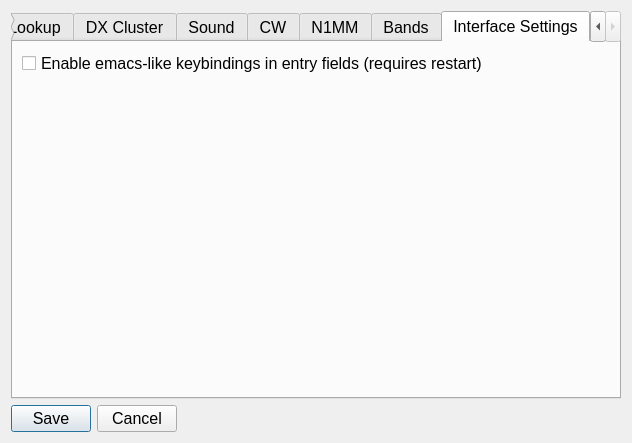
The window that not1mm/data/configuration.ui (kyleboyle/not1mm) describes before a commit, drawn with Qt 5.
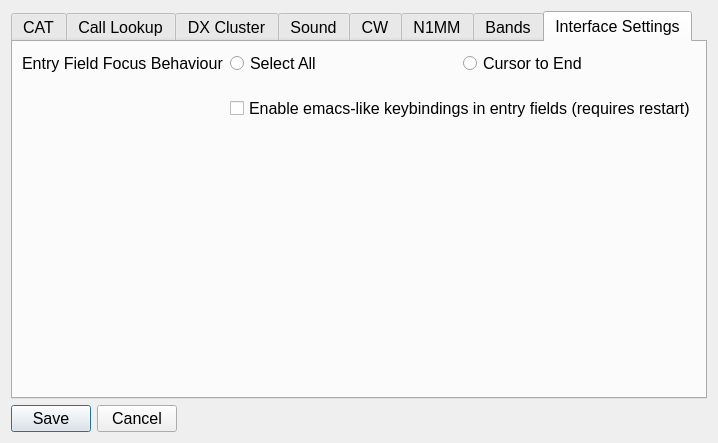
The same window after the commit. The open tabs and pages were chosen to show the change.

Commit message: logo update, configurable focus behaviour

Diff of the .ui file:
```diff
--- a/not1mm/data/configuration.ui
+++ b/not1mm/data/configuration.ui
@@ -1395,11 +1395,48 @@
        <string>Interface Settings</string>
       </attribute>
       <layout class="QFormLayout" name="interface_form_layout">
-       <item row="0" column="0">
+       <property name="verticalSpacing">
+        <number>20</number>
+       </property>
+       <item row="1" column="1">
+        <layout class="QHBoxLayout" name="horizontalLayout">
+         <item>
+          <widget class="QRadioButton" name="interface_entry_focus_select">
+           <property name="text">
+            <string>Select All</string>
+           </property>
+           <attribute name="buttonGroup">
+            <string notr="true">buttonGroupInterfaceEntrySelect</string>
+           </attribute>
+          </widget>
+         </item>
+         <item>
+          <widget class="QRadioButton" name="interface_entry_focus_end">
+           <property name="text">
+            <string>Cursor to End</string>
+           </property>
+           <attribute name="buttonGroup">
+            <string notr="true">buttonGroupInterfaceEntrySelect</string>
+           </attribute>
+          </widget>
+         </item>
+        </layout>
+       </item>
+       <item row="2" column="1">
         <widget class="QCheckBox" name="interface_checkbox_emacs">
          <property name="text">
           <string>Enable emacs-like keybindings in entry fields (requires restart)</string>
          </property>
+         <attribute name="buttonGroup">
+          <string notr="true">buttonGroupInterfaceEntrySelect</string>
+         </attribute>
+        </widget>
+       </item>
+       <item row="1" column="0">
+        <widget class="QLabel" name="label_23">
+         <property name="text">
+          <string>Entry Field Focus Behaviour</string>
+         </property>
         </widget>
        </item>
       </layout>
```
Left out of the diff: 5 changed lines with no effect on the pictures. The commit also changes 21 other files.
